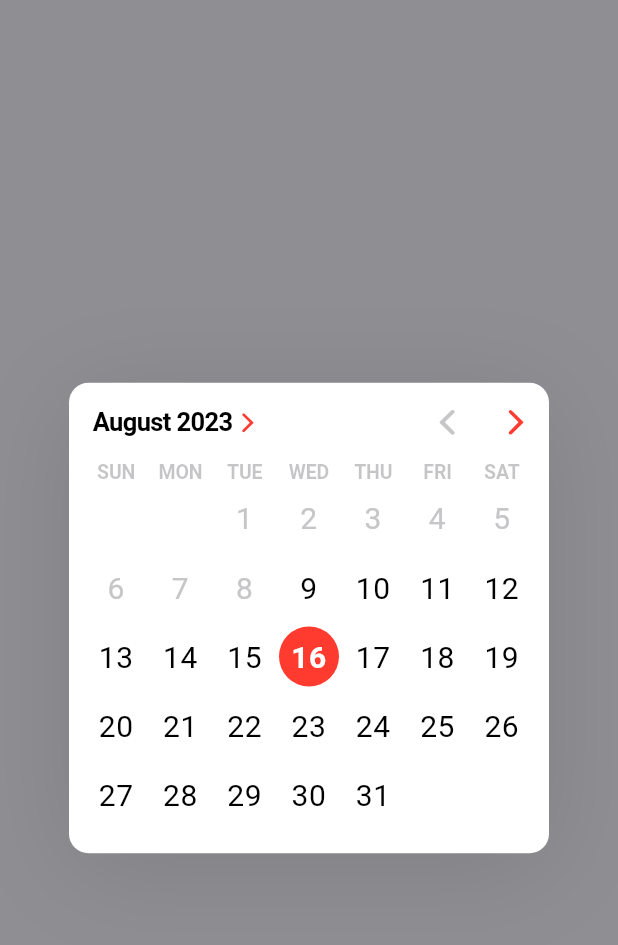
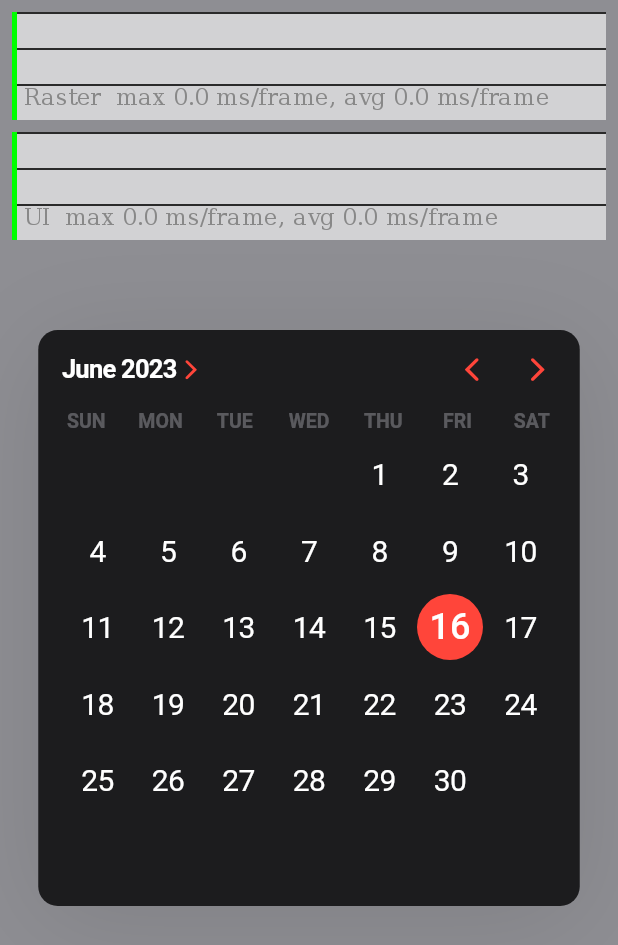
Before and after one commit to philip-soft/cupertino_calendar_picker, a Flutter app: the screen it shows after launch, on a phone screen of 412 x 824 dp. Shown: the top 945 px of the screen. Run offline on Flutter 3.47's test engine with Material 2 defaults, Android fonts, the phone set to English and light mode, and no system bars; our stand-ins replace equatable.

Commit message:
Improvements and fixes

```diff
--- a/example/lib/main.dart
+++ b/example/lib/main.dart
@@ -18,6 +18,7 @@ class _MyAppState extends State<MyApp> {
   @override
   Widget build(BuildContext context) {
     return MaterialApp(
+      showPerformanceOverlay: true,
       title: 'Flutter Demo',
       localizationsDelegates: const [
         GlobalMaterialLocalizations.delegate,
@@ -25,8 +26,8 @@ class _MyAppState extends State<MyApp> {
         GlobalCupertinoLocalizations.delegate,
       ],
       theme: ThemeData(
-        brightness: Brightness.light,
-        // brightness: Brightness.dark,
+        // brightness: Brightness.light,
+        brightness: Brightness.dark,
       ),
       supportedLocales: const [
         Locale('ru'),
@@ -64,9 +65,9 @@ class _MyHomePageState extends State<MyHomePage> {
           children: [
             const SizedBox(height: 50.0),
             CupertinoCalendar(
-              minimumDate: nowDate.subtract(const Duration(days: 7)),
-              initialDate: nowDate,
-              currentDate: nowDate,
+              minimumDate: nowDate.subtract(const Duration(days: 90)),
+              initialDate: DateTime(2023, 06, 16),
+              currentDate: DateTime(2023, 06, 16),
               maximumDate: nowDate.add(const Duration(days: 30)),
               onDateChanged: (_) {},
             ),
--- a/lib/src/calendar/calendar.dart
+++ b/lib/src/calendar/calendar.dart
@@ -2,6 +2,7 @@ export 'calendar_container.dart';
 export 'calendar_header.dart';
 export 'calendar_picker.dart';
 export 'calendar_weekday.dart';
+export 'calendar_weekdays.dart';
 export 'cupertino_calendar.dart';
 export 'month_picker/month_picker.dart';
 export 'year_picker/year_picker.dart';
--- a/lib/src/calendar/calendar_header.dart
+++ b/lib/src/calendar/calendar_header.dart
@@ -31,6 +31,7 @@ class _CalendarHeaderState extends State<CalendarHeader> {
   void _handleYearPickerStateChange() {
     setState(() {
       _shouldShowYearPicker = !_shouldShowYearPicker;
+      widget.onYearPickerStateChanged.call(_shouldShowYearPicker);
     });
   }
 
@@ -42,17 +43,20 @@ class _CalendarHeaderState extends State<CalendarHeader> {
   Widget build(BuildContext context) {
     final DateFormat monthFormat = DateFormat('MMMM yyyy');
 
-    return Container(
-      margin: const EdgeInsets.only(left: 16.0),
-      alignment: Alignment.center,
+    return Padding(
+      padding: const EdgeInsets.only(
+        top: 9.0,
+        bottom: 11.0,
+        left: 16.0,
+        right: 16.0,
+      ),
       child: Row(
         children: <Widget>[
           GestureDetector(
             behavior: HitTestBehavior.translucent,
             onTap: _handleYearPickerStateChange,
-            child: SizedBox(
-              height: 44.0,
             child: Row(
+              crossAxisAlignment: CrossAxisAlignment.center,
               children: <Widget>[
                 Text(
                   monthFormat.format(widget.currentMonth),
@@ -71,56 +75,58 @@ class _CalendarHeaderState extends State<CalendarHeader> {
                     ),
                     fontWeight: FontWeight.w600,
                     fontSize: 17.0,
-                      letterSpacing: -0.41,
+                    letterSpacing: -0.5,
                   ),
                 ),
+                const SizedBox(width: 4.0),
                 AnimatedRotation(
                   duration: const Duration(milliseconds: 300),
                   curve: Curves.easeInOut,
                   turns: _shouldShowYearPicker ? 1.25 : 1.0,
+                  child: SizedBox(
+                    width: 11.0,
+                    height: 22.0,
                     child: Icon(
                       CupertinoIcons.chevron_forward,
                       color: widget.decoration.monthDateArrowColor,
                       size: 20.0,
                     ),
                   ),
+                ),
               ],
-              ),
             ),
           ),
           const Spacer(),
           AnimatedCrossFade(
             firstChild: const SizedBox(),
             secondChild: Row(
+              mainAxisAlignment: MainAxisAlignment.center,
+              crossAxisAlignment: CrossAxisAlignment.center,
               children: <Widget>[
                 GestureDetector(
                   behavior: HitTestBehavior.translucent,
                   onTap: widget.onPreviousMonthIconTapped,
                   child: SizedBox(
-                    height: 44.0,
-                    width: 44.0,
                     child: Icon(
                       CupertinoIcons.chevron_back,
                       color: _isBackwardDisabled
                           ? _decoration.backwardDisabledButtonColor
                           : _decoration.backwardButtonColor,
-                      size: 26.0,
+                      size: 24.0,
                     ),
                   ),
                 ),
-                const SizedBox(width: 2.0),
+                const SizedBox(width: 20.0),
                 GestureDetector(
                   behavior: HitTestBehavior.translucent,
                   onTap: widget.onNextMonthIconTapped,
                   child: SizedBox(
-                    height: 44.0,
-                    width: 44.0,
                     child: Icon(
                       CupertinoIcons.chevron_forward,
                       color: _isForwardDisabled
                           ? _decoration.forwardDisabledButtonColor
                           : _decoration.forwardButtonColor,
-                      size: 26.0,
+                      size: 24.0,
                     ),
                   ),
                 ),
--- a/lib/src/calendar/calendar_picker.dart
+++ b/lib/src/calendar/calendar_picker.dart
@@ -1,6 +1,6 @@
 import 'package:cupertino_calendar/lib.dart';
+import 'package:flutter/cupertino.dart';
 import 'package:flutter/material.dart';
-import 'package:intl/intl.dart' as intl;
 
 class CalendarPicker extends StatefulWidget {
   /// Creates a calendar picker.
@@ -167,32 +167,6 @@ class CalendarPickerState extends State<CalendarPicker>
     );
   }
 
-  Iterable<Widget> get _weekdays sync* {
-    final MaterialLocalizations localizations =
-        MaterialLocalizations.of(context);
-    final DateTime nowDate = DateTime.now();
-    final int year = nowDate.year;
-    final int month = nowDate.month;
-    final int firstDayOffset = DateUtils.firstDayOffset(
-      year,
-      month,
-      localizations,
-    );
-    final intl.DateFormat weekdayFormat = intl.DateFormat.E();
-    final DateTime firstDayOfWeekDate = DateTime(year, month).subtract(
-      Duration(days: firstDayOffset),
-    );
-    yield* List<Widget>.generate(DateTime.daysPerWeek, (int index) {
-      final String weekday = weekdayFormat.format(
-        firstDayOfWeekDate.add(Duration(days: index)),
-      );
-      return CalendarWeekday(
-        weekday: weekday.toUpperCase(),
-        decoration: widget.weekdayDecoration,
-      );
-    });
-  }
-
   void _toggleYearPicker(bool shouldShowYearPicker) {
     setState(() {
       _animationController.isCompleted
@@ -208,7 +182,7 @@ class CalendarPickerState extends State<CalendarPicker>
 
     return Column(
       children: <Widget>[
-        const SizedBox(height: 4.0),
+        const SizedBox(height: 5.0),
         CalendarHeader(
           currentMonth: _currentMonth,
           onNextMonthIconTapped:
@@ -228,13 +202,7 @@ class CalendarPickerState extends State<CalendarPicker>
               mainAxisSize: MainAxisSize.min,
               children: <Widget>[
                 const SizedBox(height: 4.0),
-                Padding(
-                  padding: const EdgeInsets.symmetric(horizontal: 10.0),
-                  child: Row(
-                    mainAxisAlignment: MainAxisAlignment.spaceBetween,
-                    children: _weekdays.toList(),
-                  ),
-                ),
+                CalendarWeekdays(weekdayDecoration: widget.weekdayDecoration),
                 const SizedBox(height: 3.0),
                 CalendarMonthPicker(
                   monthPageController: _monthPageController,
@@ -256,10 +224,10 @@ class CalendarPickerState extends State<CalendarPicker>
                 top: 10.0,
                 bottom: 38.0,
               ),
-              child: CupertinoCalendarDatePicker(
+              child: CupertinoDatePicker(
                 minimumDate: widget.minimumDate,
                 maximumDate: widget.maximumDate,
-                onDidDateStopScrolling: print,
+                mode: CupertinoDatePickerMode.monthYear,
                 onDateTimeChanged: widget.onDatePickerChanged,
               ),
             ),
--- a/lib/src/calendar/calendar_weekday.dart
+++ b/lib/src/calendar/calendar_weekday.dart
@@ -13,7 +13,9 @@ class CalendarWeekday extends StatelessWidget {
 
   @override
   Widget build(BuildContext context) {
-    return Expanded(
+    return SizedBox(
+      width: 32.0,
+      height: 18.0,
       child: Text(
         weekday,
         textAlign: TextAlign.center,
--- /dev/null
+++ b/lib/src/calendar/calendar_weekdays.dart
@@ -0,0 +1,44 @@
+import 'package:cupertino_calendar/lib.dart';
+import 'package:flutter/material.dart';
+import 'package:intl/intl.dart';
+
+class CalendarWeekdays extends StatelessWidget {
+  const CalendarWeekdays({super.key, required this.weekdayDecoration});
+
+  final CalendarWeekdayDecoration weekdayDecoration;
+
+  Iterable<Widget> _weekdays(BuildContext context) sync* {
+    final DateTime nowDate = DateTime.now();
+    final int year = nowDate.year;
+    final int month = nowDate.month;
+    final int firstDayOffset = DateUtils.firstDayOffset(
+      year,
+      month,
+      MaterialLocalizations.of(context),
+    );
+    final DateFormat weekdayFormat = DateFormat.E();
+    final DateTime firstDayOfWeekDate = DateTime(year, month).subtract(
+      Duration(days: firstDayOffset),
+    );
+    yield* List<Widget>.generate(DateTime.daysPerWeek, (int index) {
+      final String weekday = weekdayFormat.format(
+        firstDayOfWeekDate.add(Duration(days: index)),
+      );
+      return CalendarWeekday(
+        weekday: weekday.toUpperCase(),
+        decoration: weekdayDecoration,
+      );
+    });
+  }
+
+  @override
+  Widget build(BuildContext context) {
+    return Padding(
+      padding: const EdgeInsets.symmetric(horizontal: 16.0),
+      child: Row(
+        mainAxisAlignment: MainAxisAlignment.spaceBetween,
+        children: _weekdays(context).toList(),
+      ),
+    );
+  }
+}
--- a/lib/src/calendar/month_picker/calendar_month_picker.dart
+++ b/lib/src/calendar/month_picker/calendar_month_picker.dart
@@ -74,9 +74,8 @@ class CalendarMonthPickerState extends State<CalendarMonthPicker> {
       } else {
         late CalendarMonthPickerDayStyle style;
 
-        final DateTime nowDate = DateTime.now();
         final DateTime date = DateTime(year, month, day);
-        final bool isToday = DateUtils.isSameDay(nowDate, date);
+        final bool isCurrentDay = DateUtils.isSameDay(widget.currentDate, date);
         final bool isSelectedDay = DateUtils.isSameDay(
           widget.selectedDate,
           date,
@@ -90,13 +89,13 @@ class CalendarMonthPickerState extends State<CalendarMonthPicker> {
         if (isDisabledDay) {
           style = monthPickerDecoration.disabledDayStyle ??
               CalendarMonthPickerDisabledDayStyle.defaultDecoration(context);
-        } else if (isToday) {
+        } else if (isCurrentDay) {
           style = monthPickerDecoration.todayStyle ??
-              CalendarMonthPickerTodayStyle.defaultDecoration(context);
+              CalendarMonthPickerCurrentDayStyle.defaultDecoration(context);
 
           if (isSelectedDay) {
             style = monthPickerDecoration.selectedTodayStyle ??
-                CalendarMonthPickerSelectedTodayStyle.defaultDecoration(
+                CalendarMonthPickerCurrentAndSelectedStyle.defaultDecoration(
                   context,
                 );
           }
@@ -166,11 +165,11 @@ class CalendarMonthPickerState extends State<CalendarMonthPicker> {
           final Iterable<Widget> days = _days(context, index);
 
           return GridView.custom(
-            padding: const EdgeInsets.symmetric(horizontal: 10.0),
+            padding: const EdgeInsets.symmetric(horizontal: 16.0),
             physics: const NeverScrollableScrollPhysics(),
             gridDelegate: CalendarMonthGridDelegate(
               rowCount: _rowCount(days.length),
-              calendarDayRowHeight: calendarDayRowHeight,
+              calendarDayRowHeight: calendarMonthPickerDayHeight,
             ),
             childrenDelegate: SliverChildListDelegate(
               days.toList(),
--- a/lib/src/calendar/month_picker/calendar_month_picker_day.dart
+++ b/lib/src/calendar/month_picker/calendar_month_picker_day.dart
@@ -20,11 +20,15 @@ class CalendarMonthPickerDay extends StatelessWidget {
     return GestureDetector(
       behavior: HitTestBehavior.translucent,
       onTap: onDaySelected != null ? () => onDaySelected?.call(dayDate) : null,
-      child: CustomPaint(
-        painter: CalendarMonthPickerDayPainter(
-          day: '${dayDate.day}',
-          style: style.textStyle,
-          backgroundColor: style.backgroundColor,
+      child: SizedBox(
+        height: 44.0,
+        width: 44.0,
+        child: CustomPaint(
+          painter: CalendarMonthPickerDayPainter(
+            day: '${dayDate.day}',
+            style: style.textStyle,
+            backgroundColor: style.backgroundColor,
+          ),
         ),
       ),
     );
@@ -45,13 +49,7 @@ class CalendarMonthPickerDayPainter extends CustomPainter {
   @override
   void paint(Canvas canvas, Size size) {
     final ParagraphBuilder paragraphBuilder = ParagraphBuilder(
-      ParagraphStyle(
-        fontSize: style.fontSize,
-        fontFamily: style.fontFamily,
-        fontStyle: style.fontStyle,
-        fontWeight: style.fontWeight,
-        textAlign: TextAlign.center,
-      ),
+      style.getParagraphStyle(textAlign: TextAlign.center),
     )
       ..pushStyle(style.getTextStyle())
       ..addText(day);
@@ -95,7 +93,7 @@ class CalendarMonthPickerDayPainter extends CustomPainter {
     final Paint paint = Paint()..color = color;
     canvas.drawCircle(
       offset,
-      20.0,
+      calendarMonthPickerDayHeight / 2,
       paint,
     );
   }
--- /dev/null
+++ b/lib/src/config.dart
@@ -0,0 +1,5 @@
+const double calendarMonthPickerDayHeight = 44.0;
+const Duration monthScrollDuration = Duration(milliseconds: 400);
+const double calendarWidth = 361.0;
+const double calendarAspectRatio = 361 / 384;
+const double calendarMonthPickerRowPadding = 7.0;
--- a/lib/src/decoration/calendar_weekday_decoration.dart
+++ b/lib/src/decoration/calendar_weekday_decoration.dart
@@ -1,32 +1,17 @@
 import 'package:flutter/cupertino.dart';
 
 class CalendarWeekdayDecoration {
-  const CalendarWeekdayDecoration._({
+  const CalendarWeekdayDecoration({
     required this.textStyle,
   });
-
-  factory CalendarWeekdayDecoration({
-    TextStyle? textStyle,
-  }) {
-    return CalendarWeekdayDecoration._(
-      textStyle: textStyle ??
-          const TextStyle(
-            color: CupertinoColors.tertiaryLabel,
-            fontSize: 13.0,
-            fontWeight: FontWeight.w600,
-            letterSpacing: -0.08,
-          ),
-    );
-  }
 
   factory CalendarWeekdayDecoration.defaultDecoration(
     BuildContext context, {
     TextStyle? textStyle,
   }) {
-    final CalendarWeekdayDecoration decoration = CalendarWeekdayDecoration();
-    return decoration.copyWith(
+    return CalendarWeekdayDecoration(
       textStyle: textStyle ??
-          decoration.textStyle.copyWith(
+          TextStyle(
             color: CupertinoDynamicColor.resolve(
               CupertinoDynamicColor.withBrightness(
                 color: CupertinoColors.tertiaryLabel,
@@ -34,6 +19,8 @@ class CalendarWeekdayDecoration {
               ),
               context,
             ),
+            fontSize: 13.0,
+            fontWeight: FontWeight.w600,
           ),
     );
   }
@@ -43,7 +30,7 @@ class CalendarWeekdayDecoration {
   CalendarWeekdayDecoration copyWith({
     TextStyle? textStyle,
   }) {
-    return CalendarWeekdayDecoration._(
+    return CalendarWeekdayDecoration(
       textStyle: textStyle ?? this.textStyle,
     );
   }
--- a/lib/src/decoration/month_picker/calendar_month_picker_day_decoration.dart
+++ /dev/null
@@ -1,71 +0,0 @@
-import 'package:flutter/cupertino.dart';
-
-class CalendarMonthPickerDayDecoration {
-  final BoxShape shape;
-  final TextStyle textStyle;
-  final Color? backgroundColor;
-
-  const CalendarMonthPickerDayDecoration._({
-    required this.shape,
-    required this.textStyle,
-    this.backgroundColor,
-  });
-
-  factory CalendarMonthPickerDayDecoration({
-    BoxShape? shape,
-    Color? backgroundColor,
-    TextStyle? textStyle,
-  }) {
-    return CalendarMonthPickerDayDecoration._(
-      shape: shape ?? BoxShape.circle,
-      backgroundColor: backgroundColor,
-      textStyle: textStyle ??
-          const TextStyle(
-            fontSize: 20.0,
-            color: CupertinoColors.label,
-            fontWeight: FontWeight.w400,
-            letterSpacing: 0.38,
-          ),
-    );
-  }
-
-  factory CalendarMonthPickerDayDecoration.withDynamicColor(
-    BuildContext context, {
-    BoxShape? shape,
-    CupertinoDynamicColor? backgroundColor,
-    TextStyle? textStyle,
-  }) {
-    final CalendarMonthPickerDayDecoration decoration =
-        CalendarMonthPickerDayDecoration();
-    return decoration.copyWith(
-      shape: shape,
-      textStyle: textStyle ??
-          const TextStyle(
-            fontSize: 20.0,
-            color: CupertinoColors.label,
-            fontWeight: FontWeight.w400,
-            letterSpacing: 0.38,
-          ),
-      backgroundColor: CupertinoDynamicColor.resolve(
-        backgroundColor ??
-            CupertinoDynamicColor.withBrightness(
-              color: CupertinoColors.systemRed,
-              darkColor: CupertinoColors.systemBlue.darkColor,
-            ),
-        context,
-      ),
-    );
-  }
-
-  CalendarMonthPickerDayDecoration copyWith({
-    BoxShape? shape,
-    TextStyle? textStyle,
-    Color? backgroundColor,
-  }) {
-    return CalendarMonthPickerDayDecoration(
-      shape: shape ?? this.shape,
-      textStyle: textStyle ?? this.textStyle,
-      backgroundColor: backgroundColor ?? this.backgroundColor,
-    );
-  }
-}
--- a/lib/src/decoration/month_picker/calendar_month_picker_day_style.dart
+++ b/lib/src/decoration/month_picker/calendar_month_picker_day_style.dart
@@ -27,13 +27,13 @@ class CalendarMonthPickerDisabledDayStyle extends CalendarMonthPickerDayStyle {
             fontSize: 20.0,
             color: CupertinoDynamicColor.resolve(
               CupertinoDynamicColor.withBrightness(
-                color: CupertinoColors.opaqueSeparator,
-                darkColor: CupertinoColors.opaqueSeparator.darkColor,
+                color: CupertinoColors.tertiaryLabel,
+                darkColor: CupertinoColors.tertiaryLabel.darkColor,
               ),
               context,
             ),
             fontWeight: FontWeight.w400,
-            letterSpacing: 0.38,
+            letterSpacing: -0.4,
           ),
       backgroundColor: null,
     );
@@ -53,11 +53,17 @@ class CalendarMonthPickerDefaultDayStyle extends CalendarMonthPickerDayStyle {
   }) {
     return CalendarMonthPickerDefaultDayStyle(
       textStyle: textStyle ??
-          const TextStyle(
+          TextStyle(
             fontSize: 20.0,
-            color: CupertinoColors.label,
+            color: CupertinoDynamicColor.resolve(
+              CupertinoDynamicColor.withBrightness(
+                color: CupertinoColors.label,
+                darkColor: CupertinoColors.label.darkColor,
+              ),
+              context,
+            ),
             fontWeight: FontWeight.w400,
-            letterSpacing: 0.38,
+            letterSpacing: -0.4,
           ),
       backgroundColor: null,
     );
@@ -78,13 +84,12 @@ class CalendarMonthPickerSelectedDayStyle extends CalendarMonthPickerDayStyle {
     return CalendarMonthPickerSelectedDayStyle(
       textStyle: textStyle ??
           TextStyle(
-            fontSize: 20.0,
+            fontSize: 24.0,
             color: CupertinoDynamicColor.withBrightness(
               color: CupertinoColors.systemRed,
               darkColor: CupertinoColors.systemRed.darkColor,
             ),
-            fontWeight: FontWeight.w600,
-            letterSpacing: 0.38,
+            fontWeight: FontWeight.w500,
           ),
       backgroundColor: CupertinoDynamicColor.resolve(
         backgroundColor ??
@@ -98,28 +103,30 @@ class CalendarMonthPickerSelectedDayStyle extends CalendarMonthPickerDayStyle {
   }
 }
 
-class CalendarMonthPickerSelectedTodayStyle
+class CalendarMonthPickerCurrentAndSelectedStyle
     extends CalendarMonthPickerDayStyle {
-  const CalendarMonthPickerSelectedTodayStyle({
+  const CalendarMonthPickerCurrentAndSelectedStyle({
     required super.textStyle,
     required super.backgroundColor,
   });
 
-  factory CalendarMonthPickerSelectedTodayStyle.defaultDecoration(
+  factory CalendarMonthPickerCurrentAndSelectedStyle.defaultDecoration(
     BuildContext context, {
     Color? backgroundColor,
     TextStyle? textStyle,
   }) {
-    return CalendarMonthPickerSelectedTodayStyle(
+    return CalendarMonthPickerCurrentAndSelectedStyle(
       textStyle: textStyle ??
           TextStyle(
-            fontSize: 20.0,
-            color: CupertinoDynamicColor.withBrightness(
-              color: CupertinoColors.label.darkColor,
-              darkColor: CupertinoColors.label,
+            fontSize: 24.0,
+            color: CupertinoDynamicColor.resolve(
+              CupertinoDynamicColor.withBrightness(
+                color: CupertinoColors.label.darkColor,
+                darkColor: CupertinoColors.label.darkColor,
+              ),
+              context,
             ),
-            fontWeight: FontWeight.w600,
-            letterSpacing: 0.38,
+            fontWeight: FontWeight.w500,
           ),
       backgroundColor: CupertinoDynamicColor.resolve(
         backgroundColor ??
@@ -133,18 +140,18 @@ class CalendarMonthPickerSelectedTodayStyle
   }
 }
 
-class CalendarMonthPickerTodayStyle extends CalendarMonthPickerDayStyle {
-  const CalendarMonthPickerTodayStyle({
+class CalendarMonthPickerCurrentDayStyle extends CalendarMonthPickerDayStyle {
+  const CalendarMonthPickerCurrentDayStyle({
     required super.textStyle,
     required super.backgroundColor,
   });
 
-  factory CalendarMonthPickerTodayStyle.defaultDecoration(
+  factory CalendarMonthPickerCurrentDayStyle.defaultDecoration(
     BuildContext context, {
     Color? backgroundColor,
     TextStyle? textStyle,
   }) {
-    return CalendarMonthPickerTodayStyle(
+    return CalendarMonthPickerCurrentDayStyle(
       textStyle: textStyle ??
           TextStyle(
             fontSize: 20.0,
@@ -156,7 +163,7 @@ class CalendarMonthPickerTodayStyle extends CalendarMonthPickerDayStyle {
               context,
             ),
             fontWeight: FontWeight.w400,
-            letterSpacing: 0.38,
+            letterSpacing: -0.4,
           ),
       backgroundColor: null,
     );
--- a/lib/src/decoration/month_picker/calendar_month_picker_decoration.dart
+++ b/lib/src/decoration/month_picker/calendar_month_picker_decoration.dart
@@ -22,7 +22,7 @@ class CalendarMonthPickerDecoration extends Equatable {
   ) {
     return CalendarMonthPickerDecoration(
       dayStyle: CalendarMonthPickerDefaultDayStyle.defaultDecoration(context),
-      todayStyle: CalendarMonthPickerTodayStyle.defaultDecoration(context),
+      todayStyle: CalendarMonthPickerCurrentDayStyle.defaultDecoration(context),
       disabledDayStyle: CalendarMonthPickerDisabledDayStyle.defaultDecoration(
         context,
       ),
@@ -30,7 +30,7 @@ class CalendarMonthPickerDecoration extends Equatable {
         context,
       ),
       selectedTodayStyle:
-          CalendarMonthPickerSelectedTodayStyle.defaultDecoration(
+          CalendarMonthPickerCurrentAndSelectedStyle.defaultDecoration(
         context,
       ),
     );
--- a/lib/src/decoration/month_picker/month_picker.dart
+++ b/lib/src/decoration/month_picker/month_picker.dart
@@ -1,3 +1,2 @@
-export 'calendar_month_picker_day_decoration.dart';
 export 'calendar_month_picker_day_style.dart';
 export 'calendar_month_picker_decoration.dart';
--- a/lib/src/delegates/calendar_month_grid_delegate.dart
+++ b/lib/src/delegates/calendar_month_grid_delegate.dart
@@ -1,5 +1,6 @@
 import 'dart:math';
 
+import 'package:cupertino_calendar/lib.dart';
 import 'package:flutter/rendering.dart';
 
 class CalendarMonthGridDelegate extends SliverGridDelegate {
@@ -19,22 +20,22 @@ class CalendarMonthGridDelegate extends SliverGridDelegate {
       calendarDayRowHeight,
       constraints.viewportMainAxisExtent / (rowCount + 1),
     );
-    late double factor;
+    // late double factor;
 
-    // TODO: Check factor
-    if (rowCount > 5) {
-      factor = 1.5;
-    } else if (rowCount < 5) {
-      factor = -1.5;
-    } else {
-      factor = 0.0;
-    }
+    // // TODO: Check factor
+    // if (rowCount > 5) {
+    //   factor = 1.5;
+    // } else if (rowCount < 5) {
+    //   factor = -1.5;
+    // } else {
+    //   factor = -1.2;
+    // }
     return SliverGridRegularTileLayout(
       childCrossAxisExtent: tileWidth,
       childMainAxisExtent: tileHeight,
       crossAxisCount: columnCount,
       crossAxisStride: tileWidth,
-      mainAxisStride: (tileHeight * 1.135) - factor,
+      mainAxisStride: tileHeight + calendarMonthPickerRowPadding,
       reverseCrossAxis: axisDirectionIsReversed(constraints.crossAxisDirection),
     );
   }
--- a/lib/src/src.dart
+++ b/lib/src/src.dart
@@ -1,4 +1,5 @@
 export 'calendar/calendar.dart';
+export 'config.dart';
 export 'decoration/decoration.dart';
 export 'delegates/delegates.dart';
 export 'utils/utils.dart';
--- a/lib/src/utils/constants.dart
+++ /dev/null
@@ -1,4 +0,0 @@
-const double calendarDayRowHeight = 44.0;
-const Duration monthScrollDuration = Duration(milliseconds: 400);
-const double calendarWidth = 320.0;
-const double calendarAspectRatio = 1.02;
--- a/lib/src/utils/utils.dart
+++ b/lib/src/utils/utils.dart
@@ -1,2 +1 @@
-export 'constants.dart';
 export 'package_date_utils.dart';
```
Also changed, not shown: 2 other files. Lines whose indentation alone changed are shown as unchanged.
